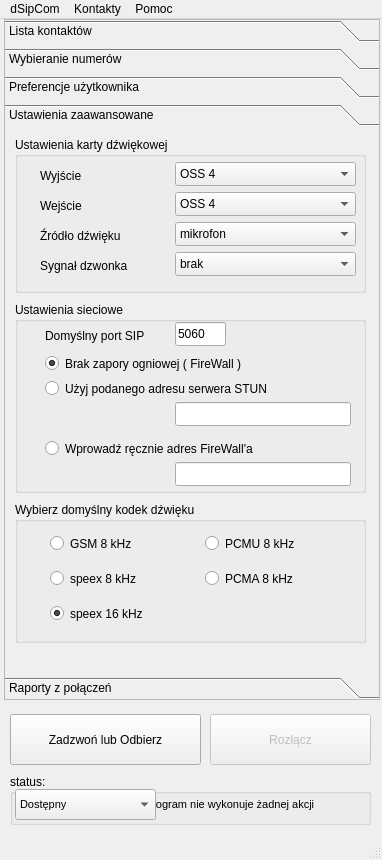
dmilith/dsipcom, file src/dsipcom.ui: the form before one commit.
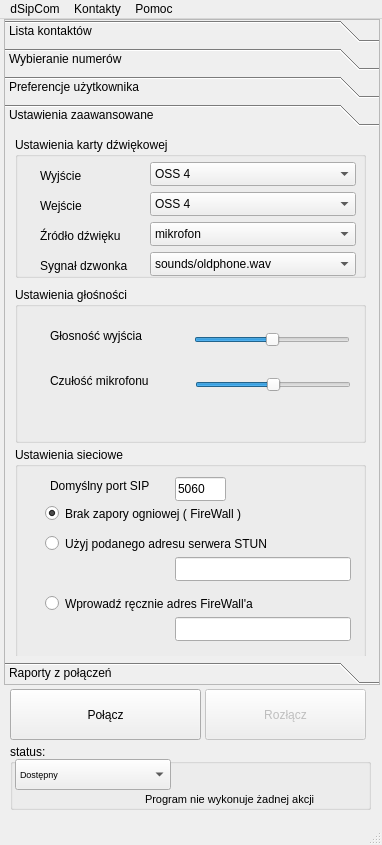
The form after the commit. The open tabs and pages were chosen to show the change. Icons and pictures are not drawn.

Commit message: dodano obsługę proxy SIP, dodano ustawienia głośności w miejsce wybierania kodeków, dodano kolejne elementy dokumentacji, poprawiono kilka błędów

Diff of the .ui file:
```diff
--- a/src/dsipcom.ui
+++ b/src/dsipcom.ui
@@ -7,19 +7,19 @@
     <x>0</x>
     <y>0</y>
     <width>382</width>
-    <height>860</height>
+    <height>845</height>
    </rect>
   </property>
   <property name="minimumSize" >
    <size>
     <width>382</width>
-    <height>860</height>
+    <height>845</height>
    </size>
   </property>
   <property name="maximumSize" >
    <size>
     <width>382</width>
-    <height>860</height>
+    <height>845</height>
    </size>
   </property>
   <property name="acceptDrops" >
@@ -45,16 +45,16 @@
    <property name="geometry" >
     <rect>
      <x>0</x>
-     <y>25</y>
+     <y>23</y>
      <width>382</width>
-     <height>813</height>
+     <height>800</height>
     </rect>
    </property>
    <widget class="QPushButton" name="call_button" >
     <property name="geometry" >
      <rect>
       <x>10</x>
-      <y>695</y>
+      <y>670</y>
       <width>191</width>
       <height>51</height>
      </rect>
@@ -69,7 +69,7 @@
 &lt;p style=" margin-top:0px; margin-bottom:0px; margin-left:0px; margin-right:0px; -qt-block-indent:0; text-indent:0px;">Nawiązuje połączenie z kontaktem SIP&lt;/p>&lt;/body>&lt;/html></string>
     </property>
     <property name="text" >
-     <string>Zadzwoń lub Odbierz</string>
+     <string>Połącz</string>
     </property>
     <property name="icon" >
      <iconset resource="dsipcom.qrc" >
@@ -85,8 +85,8 @@
     </property>
     <property name="geometry" >
      <rect>
-      <x>210</x>
-      <y>695</y>
+      <x>205</x>
+      <y>670</y>
       <width>161</width>
       <height>51</height>
      </rect>
@@ -114,7 +114,7 @@
       <x>4</x>
       <y>0</y>
       <width>376</width>
-      <height>681</height>
+      <height>666</height>
      </rect>
     </property>
     <property name="cursor" >
@@ -789,8 +789,8 @@
       <rect>
        <x>0</x>
        <y>0</y>
-       <width>94</width>
-       <height>24</height>
+       <width>376</width>
+       <height>541</height>
       </rect>
      </property>
      <attribute name="label" >
@@ -804,80 +804,82 @@
       <property name="geometry" >
        <rect>
         <x>10</x>
-        <y>370</y>
+        <y>155</y>
         <width>351</width>
-        <height>141</height>
+        <height>156</height>
        </rect>
       </property>
       <property name="title" >
-       <string>Wybierz domyślny kodek dźwięku</string>
+       <string>Ustawienia głośności</string>
       </property>
-      <widget class="QRadioButton" name="gsm_8_codec" >
+      <widget class="QLabel" name="label_15" >
        <property name="geometry" >
         <rect>
          <x>35</x>
-         <y>30</y>
-         <width>121</width>
-         <height>23</height>
+         <y>40</y>
+         <width>106</width>
+         <height>18</height>
         </rect>
        </property>
        <property name="text" >
-        <string>GSM 8 kHz</string>
+        <string>Głosność wyjścia</string>
        </property>
       </widget>
-      <widget class="QRadioButton" name="pcmu_8_codec" >
+      <widget class="QLabel" name="label_16" >
        <property name="geometry" >
         <rect>
-         <x>190</x>
-         <y>30</y>
-         <width>121</width>
-         <height>23</height>
+         <x>35</x>
+         <y>85</y>
+         <width>116</width>
+         <height>18</height>
         </rect>
        </property>
        <property name="text" >
-        <string>PCMU 8 kHz</string>
+        <string>Czułość mikrofonu</string>
        </property>
       </widget>
-      <widget class="QRadioButton" name="pcma_8_codec" >
+      <widget class="QSlider" name="output_volume" >
        <property name="geometry" >
         <rect>
-         <x>190</x>
-         <y>65</y>
-         <width>121</width>
-         <height>23</height>
+         <x>179</x>
+         <y>40</y>
+         <width>156</width>
+         <height>25</height>
         </rect>
        </property>
-       <property name="text" >
-        <string>PCMA 8 kHz</string>
+       <property name="cursor" >
+        <cursorShape>ArrowCursor</cursorShape>
        </property>
-      </widget>
-      <widget class="QRadioButton" name="speex_8_codec" >
-       <property name="geometry" >
-        <rect>
-         <x>35</x>
-         <y>65</y>
-         <width>121</width>
-         <height>23</height>
-        </rect>
+       <property name="maximum" >
+        <number>10</number>
        </property>
-       <property name="text" >
-        <string>speex 8 kHz</string>
+       <property name="sliderPosition" >
+        <number>5</number>
        </property>
+       <property name="orientation" >
+        <enum>Qt::Horizontal</enum>
+       </property>
       </widget>
-      <widget class="QRadioButton" name="speex_16_codec" >
+      <widget class="QSlider" name="microphone_volume" >
        <property name="geometry" >
         <rect>
-         <x>35</x>
-         <y>100</y>
-         <width>121</width>
-         <height>23</height>
+         <x>180</x>
+         <y>85</y>
+         <width>156</width>
+         <height>25</height>
         </rect>
        </property>
-       <property name="text" >
-        <string>speex 16 kHz</string>
+       <property name="cursor" >
+        <cursorShape>ArrowCursor</cursorShape>
        </property>
-       <property name="checked" >
-        <bool>true</bool>
+       <property name="maximum" >
+        <number>10</number>
+       </property>
+       <property name="value" >
+        <number>5</number>
+       </property>
+       <property name="orientation" >
+        <enum>Qt::Horizontal</enum>
        </property>
       </widget>
      </widget>
@@ -887,7 +889,7 @@
         <x>10</x>
         <y>5</y>
         <width>351</width>
-        <height>156</height>
+        <height>141</height>
        </rect>
       </property>
       <property name="title" >
@@ -896,9 +898,9 @@
       <widget class="QComboBox" name="in_soundcard" >
        <property name="geometry" >
         <rect>
-         <x>160</x>
+         <x>135</x>
          <y>55</y>
-         <width>181</width>
+         <width>206</width>
          <height>24</height>
         </rect>
        </property>
@@ -924,9 +926,9 @@
       <widget class="QComboBox" name="recording_source" >
        <property name="geometry" >
         <rect>
-         <x>160</x>
+         <x>135</x>
          <y>85</y>
-         <width>181</width>
+         <width>206</width>
          <height>24</height>
         </rect>
        </property>
@@ -952,15 +954,15 @@
       <widget class="QComboBox" name="ring_sound" >
        <property name="geometry" >
         <rect>
-         <x>160</x>
+         <x>135</x>
          <y>115</y>
-         <width>181</width>
+         <width>206</width>
          <height>24</height>
         </rect>
        </property>
        <item>
         <property name="text" >
-         <string>brak</string>
+         <string>sounds/oldphone.wav</string>
         </property>
         <property name="icon" >
          <iconset resource="dsipcom.qrc" >
@@ -1023,9 +1025,9 @@
       <widget class="QComboBox" name="out_soundcard" >
        <property name="geometry" >
         <rect>
-         <x>160</x>
+         <x>135</x>
          <y>25</y>
-         <width>181</width>
+         <width>206</width>
          <height>24</height>
         </rect>
        </property>
@@ -1053,9 +1055,9 @@
       <property name="geometry" >
        <rect>
         <x>10</x>
-        <y>170</y>
+        <y>315</y>
         <width>351</width>
-        <height>191</height>
+        <height>211</height>
        </rect>
       </property>
       <property name="title" >
@@ -1065,7 +1067,7 @@
        <property name="geometry" >
         <rect>
          <x>30</x>
-         <y>50</y>
+         <y>55</y>
          <width>231</width>
          <height>23</height>
         </rect>
@@ -1081,7 +1083,7 @@
        <property name="geometry" >
         <rect>
          <x>160</x>
-         <y>20</y>
+         <y>30</y>
          <width>51</width>
          <height>24</height>
         </rect>
@@ -1096,8 +1098,8 @@
       <widget class="QLabel" name="label_12" >
        <property name="geometry" >
         <rect>
-         <x>30</x>
-         <y>25</y>
+         <x>35</x>
+         <y>30</y>
          <width>121</width>
          <height>18</height>
         </rect>
@@ -1110,7 +1112,7 @@
        <property name="geometry" >
         <rect>
          <x>30</x>
-         <y>75</y>
+         <y>85</y>
          <width>261</width>
          <height>23</height>
         </rect>
@@ -1123,7 +1125,7 @@
        <property name="geometry" >
         <rect>
          <x>30</x>
-         <y>135</y>
+         <y>145</y>
          <width>246</width>
          <height>23</height>
         </rect>
@@ -1136,7 +1138,7 @@
        <property name="geometry" >
         <rect>
          <x>160</x>
-         <y>100</y>
+         <y>110</y>
          <width>176</width>
          <height>24</height>
         </rect>
@@ -1146,7 +1148,7 @@
        <property name="geometry" >
         <rect>
          <x>160</x>
-         <y>160</y>
+         <y>170</y>
          <width>176</width>
          <height>24</height>
         </rect>
@@ -1244,9 +1246,9 @@
     <property name="geometry" >
      <rect>
       <x>10</x>
-      <y>755</y>
+      <y>725</y>
       <width>361</width>
-      <height>51</height>
+      <height>66</height>
      </rect>
     </property>
     <property name="title" >
@@ -1259,7 +1261,7 @@
      <property name="geometry" >
       <rect>
        <x>135</x>
-       <y>20</y>
+       <y>45</y>
        <width>221</width>
        <height>21</height>
       </rect>
@@ -1283,13 +1285,13 @@
       <rect>
        <x>5</x>
        <y>15</y>
-       <width>141</width>
+       <width>156</width>
        <height>31</height>
       </rect>
      </property>
      <property name="font" >
       <font>
-       <pointsize>8</pointsize>
+       <pointsize>7</pointsize>
       </font>
      </property>
      <property name="currentIndex" >
@@ -1374,7 +1376,7 @@
    <property name="geometry" >
     <rect>
      <x>0</x>
-     <y>838</y>
+     <y>823</y>
      <width>382</width>
      <height>22</height>
     </rect>
```
Left out of the diff: 120 changed lines with no effect on the pictures. The commit also changes 11 other files.
